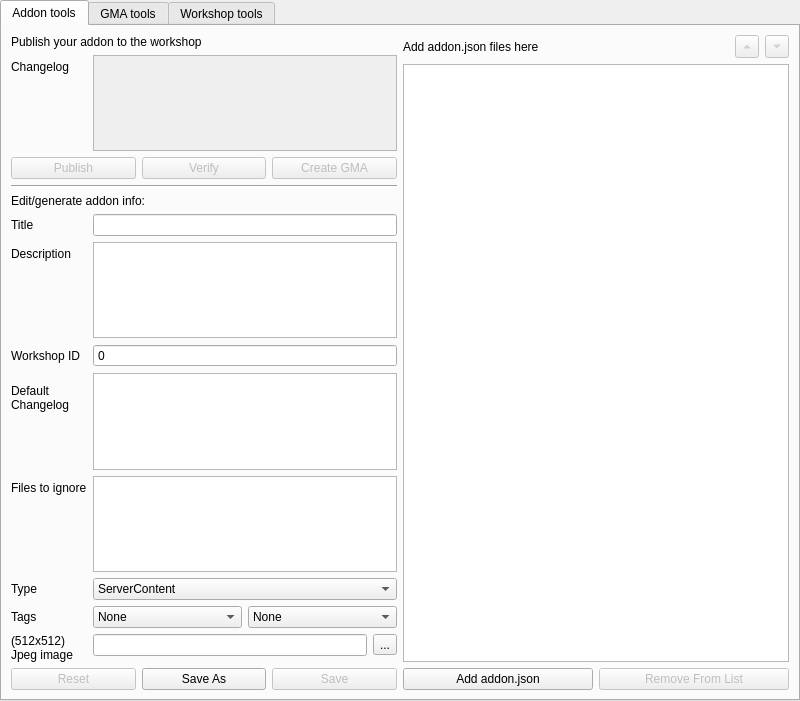
Qt form ui/mainwindow.ui (FPtje/gmosh) before a commit.
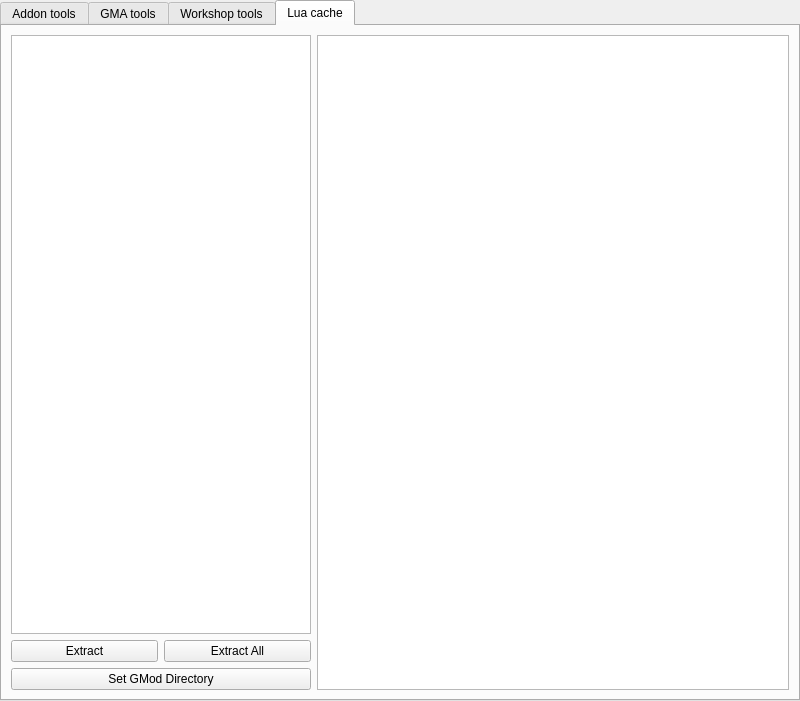
The same form after that commit. The open tabs and pages were chosen to show the change.

Commit message: Lua cache extracting

```diff
--- a/ui/mainwindow.ui
+++ b/ui/mainwindow.ui
@@ -17,7 +17,7 @@
    <bool>false</bool>
   </property>
   <widget class="QWidget" name="centralwidget">
-   <layout class="QHBoxLayout" name="horizontalLayout_6">
+   <layout class="QVBoxLayout" name="verticalLayout_2">
     <property name="spacing">
      <number>0</number>
     </property>
@@ -951,6 +951,68 @@
         </item>
        </layout>
       </widget>
+      <widget class="QWidget" name="tabLuaCache">
+       <attribute name="title">
+        <string>Lua cache</string>
+       </attribute>
+       <layout class="QHBoxLayout" name="horizontalLayout_6">
+        <item>
+         <layout class="QVBoxLayout" name="verticalLayout_5">
+          <item>
+           <widget class="QTreeView" name="lcacheTree">
+            <property name="sizePolicy">
+             <sizepolicy hsizetype="Maximum" vsizetype="Expanding">
+              <horstretch>0</horstretch>
+              <verstretch>0</verstretch>
+             </sizepolicy>
+            </property>
+            <property name="minimumSize">
+             <size>
+              <width>300</width>
+              <height>0</height>
+             </size>
+            </property>
+            <property name="selectionMode">
+             <enum>QAbstractItemView::ExtendedSelection</enum>
+            </property>
+           </widget>
+          </item>
+          <item>
+           <layout class="QHBoxLayout" name="horizontalLayout_14">
+            <item>
+             <widget class="QPushButton" name="lcacheExtract">
+              <property name="text">
+               <string>Extract</string>
+              </property>
+             </widget>
+            </item>
+            <item>
+             <widget class="QPushButton" name="lcacheExtractAll">
+              <property name="text">
+               <string>Extract All</string>
+              </property>
+             </widget>
+            </item>
+           </layout>
+          </item>
+          <item>
+           <widget class="QPushButton" name="lcacheSetGmodDir">
+            <property name="text">
+             <string>Set GMod Directory</string>
+            </property>
+           </widget>
+          </item>
+         </layout>
+        </item>
+        <item>
+         <widget class="QTextEdit" name="lcacheContents">
+          <property name="readOnly">
+           <bool>true</bool>
+          </property>
+         </widget>
+        </item>
+       </layout>
+      </widget>
      </widget>
     </item>
    </layout>
```
The commit also changes 2 other files.
